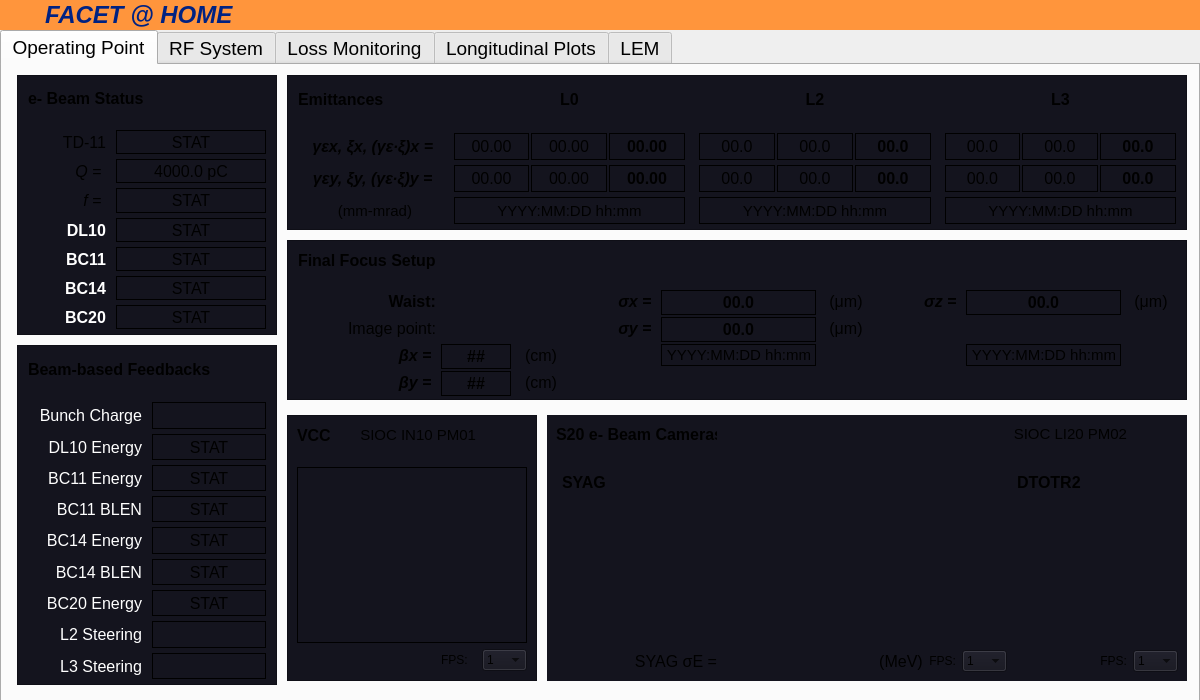
First picture: the form in wfh/main.ui, repository slaclab/F2-CUDs, before the edit.
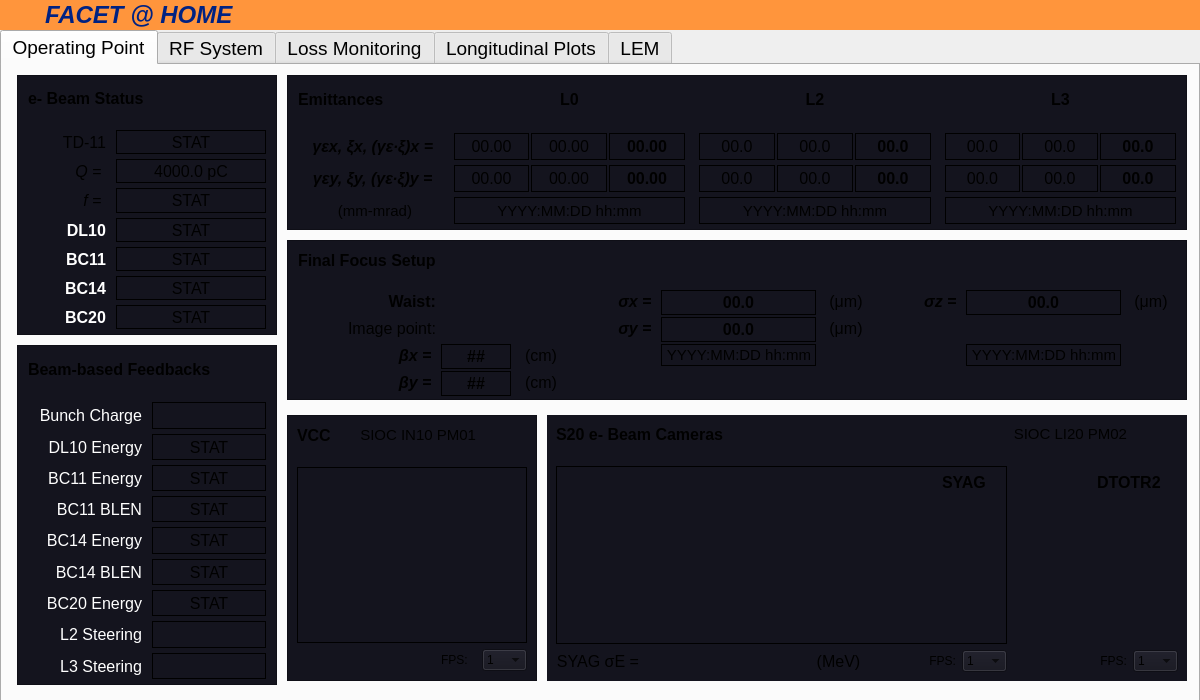
Second picture: the form after the edit. Custom widgets are drawn as their Qt base class.

Commit message: add&scale camera axes. fix geometries & vcc colormap

Diff of the .ui file:
```diff
--- a/wfh/main.ui
+++ b/wfh/main.ui
@@ -2727,36 +2727,13 @@
        <enum>QFrame::Raised</enum>
       </property>
       <layout class="QGridLayout" name="gridLayout">
-       <item row="0" column="0">
-        <widget class="QLabel" name="label_36">
-         <property name="maximumSize">
-          <size>
-           <width>16777215</width>
-           <height>25</height>
-          </size>
-         </property>
-         <property name="font">
-          <font>
-           <pointsize>12</pointsize>
-           <weight>75</weight>
-           <bold>true</bold>
-          </font>
-         </property>
-         <property name="text">
-          <string>S20 e- Beam Cameras</string>
-         </property>
-         <property name="alignment">
-          <set>Qt::AlignLeading|Qt::AlignLeft|Qt::AlignVCenter</set>
-         </property>
-        </widget>
-       </item>
        <item row="2" column="0" colspan="5">
         <widget class="QFrame" name="frame_SYAG">
          <property name="styleSheet">
           <string notr="true">background-color: rgb(20,20,30);</string>
          </property>
          <property name="frameShape">
-          <enum>QFrame::NoFrame</enum>
+          <enum>QFrame::Box</enum>
          </property>
          <property name="frameShadow">
           <enum>QFrame::Plain</enum>
@@ -3108,6 +3085,29 @@
          </property>
         </widget>
        </item>
+       <item row="0" column="0" colspan="5">
+        <widget class="QLabel" name="label_36">
+         <property name="maximumSize">
+          <size>
+           <width>16777215</width>
+           <height>25</height>
+          </size>
+         </property>
+         <property name="font">
+          <font>
+           <pointsize>12</pointsize>
+           <weight>75</weight>
+           <bold>true</bold>
+          </font>
+         </property>
+         <property name="text">
+          <string>S20 e- Beam Cameras</string>
+         </property>
+         <property name="alignment">
+          <set>Qt::AlignLeading|Qt::AlignLeft|Qt::AlignVCenter</set>
+         </property>
+        </widget>
+       </item>
       </layout>
      </widget>
      <widget class="QFrame" name="frame_cameras_2">
@@ -3313,7 +3313,7 @@
      <widget class="QLabel" name="label_29">
       <property name="geometry">
        <rect>
-        <x>1015</x>
+        <x>1095</x>
         <y>405</y>
         <width>80</width>
         <height>25</height>
@@ -3339,7 +3339,7 @@
      <widget class="QLabel" name="label_27">
       <property name="geometry">
        <rect>
-        <x>560</x>
+        <x>940</x>
         <y>405</y>
         <width>50</width>
         <height>25</height>
```
The commit also changes 1 other file.
